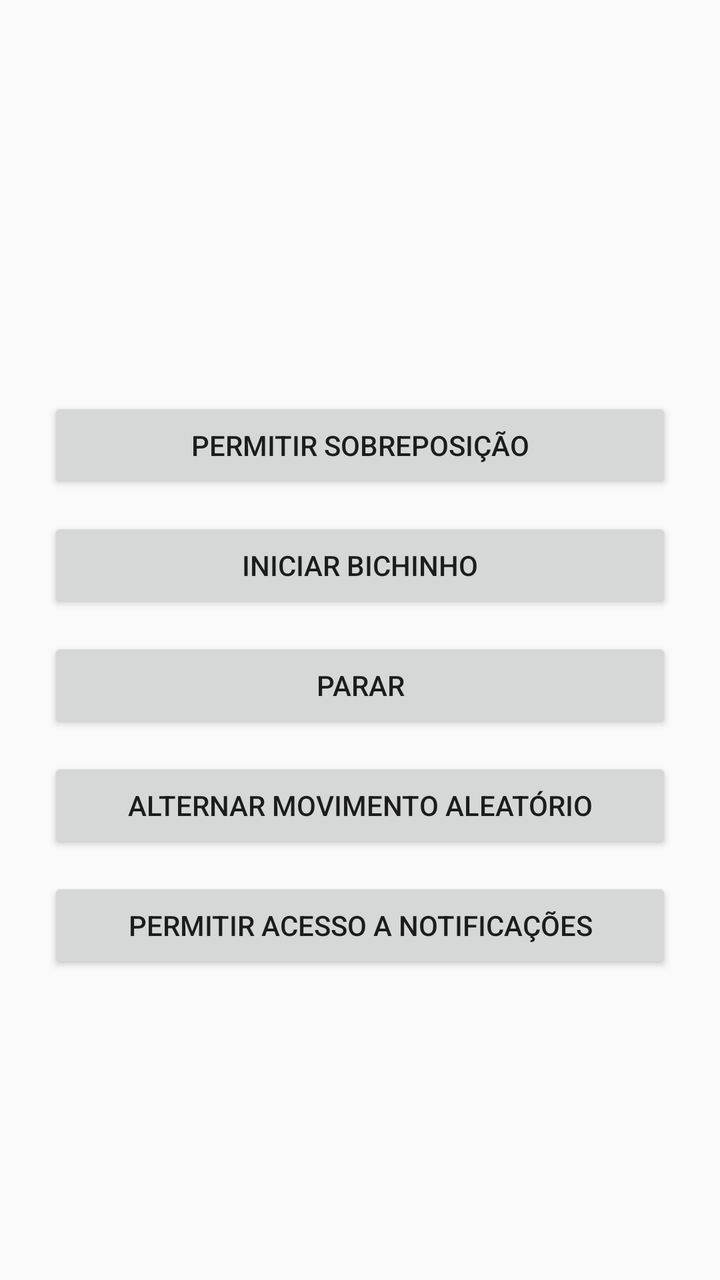
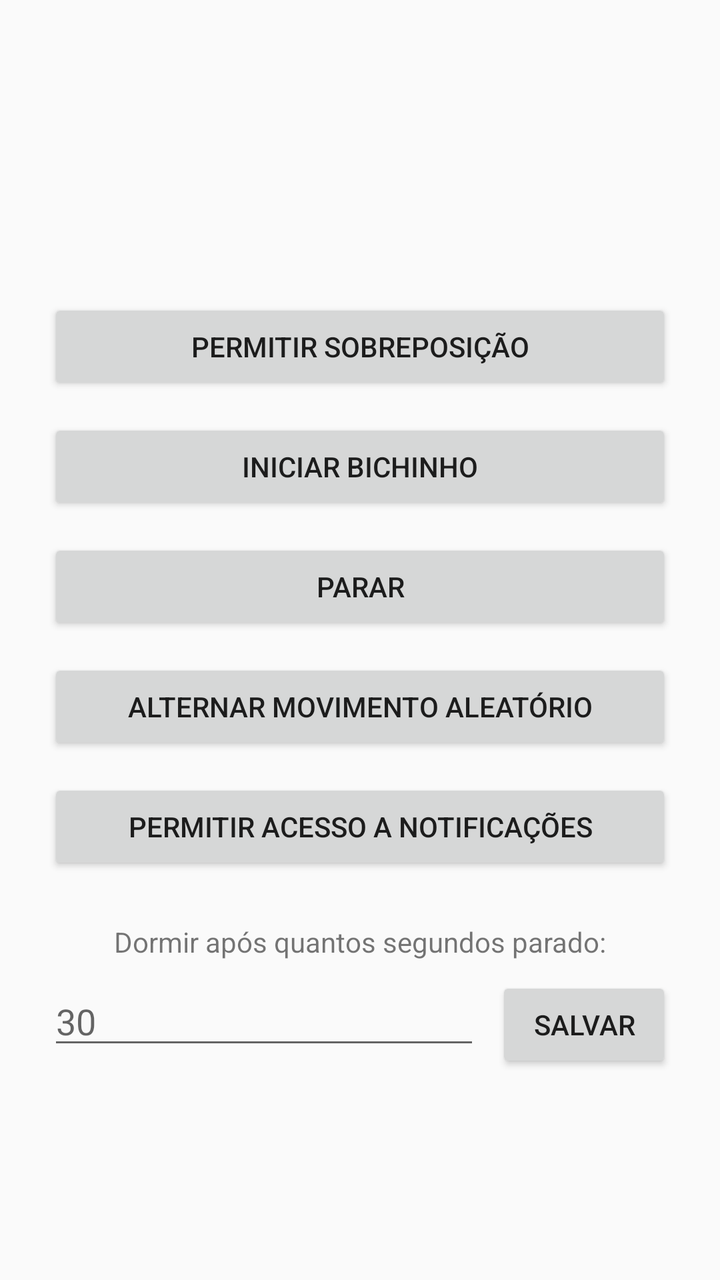

Screens rendered from an Android XML layout before and after an edit, with the pre-edit source and the edit as a unified diff.
<!-- AndroidManifest.xml: application theme Theme.DeskPet -->
<!-- res/layout/activity_main.xml -->
<?xml version="1.0" encoding="utf-8"?>
<LinearLayout xmlns:android="http://schemas.android.com/apk/res/android"
    android:layout_width="match_parent"
    android:layout_height="match_parent"
    android:orientation="vertical"
    android:gravity="center"
    android:padding="24dp">

    <TextView
        android:id="@+id/statusText"
        android:layout_width="wrap_content"
        android:layout_height="wrap_content"
        android:textSize="16sp"
        android:layout_marginBottom="24dp" />

    <Button
        android:id="@+id/grantPermissionButton"
        android:layout_width="match_parent"
        android:layout_height="wrap_content"
        android:text="Permitir sobreposição" />

    <Button
        android:id="@+id/startButton"
        android:layout_width="match_parent"
        android:layout_height="wrap_content"
        android:layout_marginTop="12dp"
        android:text="Iniciar bichinho" />

    <Button
        android:id="@+id/stopButton"
        android:layout_width="match_parent"
        android:layout_height="wrap_content"
        android:layout_marginTop="12dp"
        android:text="Parar" />

    <Button
        android:id="@+id/randomMoveButton"
        android:layout_width="match_parent"
        android:layout_height="wrap_content"
        android:layout_marginTop="12dp"
        android:text="Alternar movimento aleatório" />

    <Button
        android:id="@+id/notificationAccessButton"
        android:layout_width="match_parent"
        android:layout_height="wrap_content"
        android:layout_marginTop="12dp"
        android:text="Permitir acesso a notificações" />

</LinearLayout>
<!-- resources referenced by this layout -->
<resources>
  <style name="Theme.DeskPet" parent="Theme.AppCompat.DayNight.NoActionBar" />
</resources>

<!-- the commit's change to res/layout/activity_main.xml (unified diff, before → after) -->
@@ -47,4 +47,33 @@
         android:layout_marginTop="12dp"
         android:text="Permitir acesso a notificações" />
 
+    <TextView
+        android:layout_width="wrap_content"
+        android:layout_height="wrap_content"
+        android:layout_marginTop="24dp"
+        android:text="Dormir após quantos segundos parado:" />
+
+    <LinearLayout
+        android:layout_width="match_parent"
+        android:layout_height="wrap_content"
+        android:layout_marginTop="8dp"
+        android:orientation="horizontal">
+
+        <EditText
+            android:id="@+id/sleepSecondsInput"
+            android:layout_width="0dp"
+            android:layout_height="wrap_content"
+            android:layout_weight="1"
+            android:hint="30"
+            android:inputType="number" />
+
+        <Button
+            android:id="@+id/saveSleepTimeoutButton"
+            android:layout_width="wrap_content"
+            android:layout_height="wrap_content"
+            android:layout_marginStart="8dp"
+            android:text="Salvar" />
+
+    </LinearLayout>
+
 </LinearLayout>
